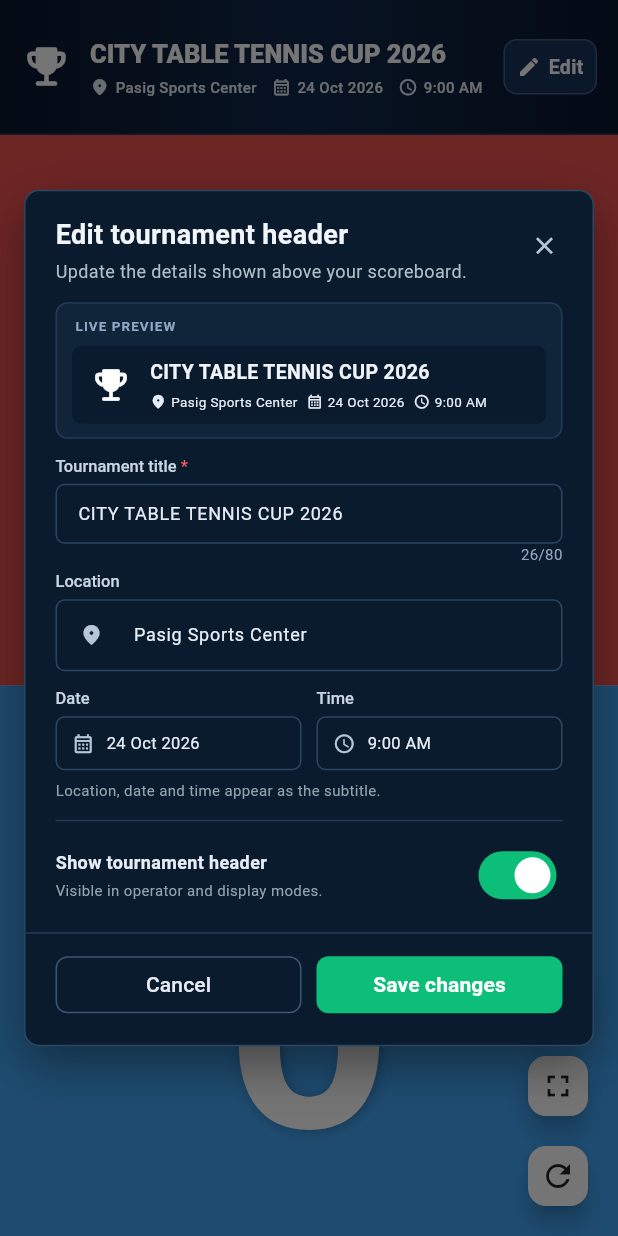
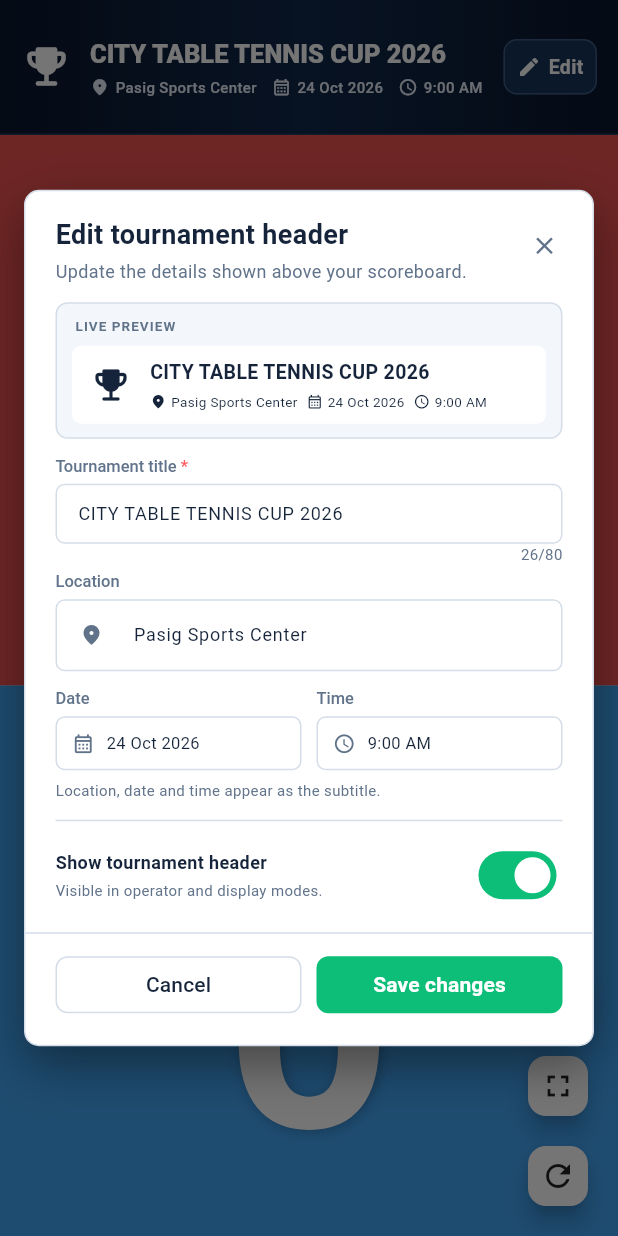
Before and after one commit to loubdelosreyesii/scoreboard, a Flutter app: the screen it shows after launch, after a tap on "Edit", on a phone screen of 412 x 824 dp. Run offline on Flutter 3.47's test engine with Material 3 defaults, Android fonts, the phone set to English and light mode, and no system bars; our stand-ins replace flutter_colorpicker, shared_preferences; missing offline and left inert: universal_html.

Commit message:
style(theme): switch header editor and sport selection to light theme

```diff
--- a/lib/theme/scoreboard_theme.dart
+++ b/lib/theme/scoreboard_theme.dart
@@ -7,9 +7,10 @@ const LinearGradient scoreboardBackgroundGradient = LinearGradient(
 );
 
 const Color scoreboardBackgroundBorderColor = Color(0xFF243B5C);
-const Color scoreboardDialogBackgroundColor = Color(0xFF0B1B2E);
-const Color scoreboardDialogSurfaceColor = Color(0xFF10243A);
-const Color scoreboardDialogBorderColor = Color(0xFF294663);
-const Color scoreboardDialogTextColor = Color(0xFFE7EDF7);
-const Color scoreboardDialogMutedTextColor = Color(0xFF91A4BC);
+const Color scoreboardDialogBackgroundColor = Color(0xFFFFFFFF);
+const Color scoreboardDialogSurfaceColor = Color(0xFFF3F6FA);
+const Color scoreboardDialogBorderColor = Color(0xFFD5DDE8);
+const Color scoreboardDialogTextColor = Color(0xFF15243A);
+const Color scoreboardDialogMutedTextColor = Color(0xFF61738A);
+const Color scoreboardHeaderTextColor = Color(0xFFE7EDF7);
 const Color scoreboardAccentColor = Color(0xFF0CBE78);
--- a/lib/widgets/sport_selection_sheet.dart
+++ b/lib/widgets/sport_selection_sheet.dart
@@ -56,10 +56,8 @@ class _SportSelectionSheetState extends State<SportSelectionSheet> {
     return SafeArea(
       child: Container(
         decoration: const BoxDecoration(
-          gradient: scoreboardBackgroundGradient,
-          border: Border(
-            top: BorderSide(color: scoreboardBackgroundBorderColor),
-          ),
+          color: scoreboardDialogBackgroundColor,
+          border: Border(top: BorderSide(color: scoreboardDialogBorderColor)),
           borderRadius: BorderRadius.vertical(top: Radius.circular(16)),
         ),
         child: SingleChildScrollView(
@@ -72,7 +70,7 @@ class _SportSelectionSheetState extends State<SportSelectionSheet> {
                   width: 36,
                   height: 4,
                   decoration: BoxDecoration(
-                    color: const Color(0xFF91A4BC),
+                    color: scoreboardDialogBorderColor,
                     borderRadius: BorderRadius.circular(4),
                   ),
                 ),
@@ -109,7 +107,7 @@ class _SportSelectionSheetState extends State<SportSelectionSheet> {
                       icon: const Icon(
                         Icons.close,
                         size: 19,
-                        color: Color(0xFFB8C6D9),
+                        color: scoreboardDialogMutedTextColor,
                       ),
                     ),
                   ],
--- a/lib/widgets/title_header.dart
+++ b/lib/widgets/title_header.dart
@@ -68,12 +68,12 @@ class _TitleHeaderState extends State<TitleHeader> {
     return Row(
       mainAxisSize: MainAxisSize.min,
       children: [
-        Icon(icon, size: compact ? 13 : 17, color: scoreboardDialogTextColor),
+        Icon(icon, size: compact ? 13 : 17, color: scoreboardHeaderTextColor),
         SizedBox(width: compact ? 4 : 7),
         Text(
           text,
           style: TextStyle(
-            color: scoreboardDialogTextColor,
+            color: scoreboardHeaderTextColor,
             fontSize: compact ? 10 : 15,
             fontWeight: FontWeight.w500,
           ),
@@ -114,7 +114,7 @@ class _TitleHeaderState extends State<TitleHeader> {
         const SizedBox(width: 12),
         const Text(
           '•',
-          style: TextStyle(color: scoreboardDialogTextColor, fontSize: 15),
+          style: TextStyle(color: scoreboardHeaderTextColor, fontSize: 15),
         ),
         const SizedBox(width: 12),
         metadata[_venue.isEmpty ? 1 : 2],
@@ -333,7 +333,7 @@ class _TitleHeaderEditDialogState extends State<_TitleHeaderEditDialog> {
                           const Text(
                             'Edit tournament header',
                             style: TextStyle(
-                              color: Color(0xFFF2F5FA),
+                              color: scoreboardDialogTextColor,
                               fontSize: 18,
                               fontWeight: FontWeight.w700,
                             ),
@@ -341,8 +341,8 @@ class _TitleHeaderEditDialogState extends State<_TitleHeaderEditDialog> {
                           const SizedBox(height: 3),
                           Text(
                             'Update the details shown above your scoreboard.',
-                            style: TextStyle(
-                              color: Colors.blueGrey.shade200,
+                            style: const TextStyle(
+                              color: scoreboardDialogMutedTextColor,
                               fontSize: 12,
                             ),
                           ),
@@ -356,7 +356,7 @@ class _TitleHeaderEditDialogState extends State<_TitleHeaderEditDialog> {
                       icon: const Icon(
                         Icons.close,
                         size: 19,
-                        color: Color(0xFFB8C6D9),
+                        color: scoreboardDialogMutedTextColor,
                       ),
                     ),
                   ],
@@ -408,8 +408,8 @@ class _TitleHeaderEditDialogState extends State<_TitleHeaderEditDialog> {
                       const SizedBox(height: 6),
                       Text(
                         'Location, date and time appear as the subtitle.',
-                        style: TextStyle(
-                          color: Colors.blueGrey.shade300,
+                        style: const TextStyle(
+                          color: scoreboardDialogMutedTextColor,
                           fontSize: 10,
                         ),
                       ),
@@ -424,14 +424,17 @@ class _TitleHeaderEditDialogState extends State<_TitleHeaderEditDialog> {
                         ),
                       ],
                       const SizedBox(height: 13),
-                      const Divider(color: Color(0xFF243B54), height: 1),
+                      const Divider(
+                        color: scoreboardDialogBorderColor,
+                        height: 1,
+                      ),
                       const SizedBox(height: 12),
                       _buildVisibilityToggle(),
                     ],
                   ),
                 ),
               ),
-              const Divider(color: Color(0xFF243B54), height: 1),
+              const Divider(color: scoreboardDialogBorderColor, height: 1),
               Padding(
                 padding: const EdgeInsets.fromLTRB(20, 10, 20, 16),
                 child: Row(
@@ -440,8 +443,10 @@ class _TitleHeaderEditDialogState extends State<_TitleHeaderEditDialog> {
                       child: OutlinedButton(
                         onPressed: () => Navigator.pop(context),
                         style: OutlinedButton.styleFrom(
-                          foregroundColor: const Color(0xFFE5ECF5),
-                          side: const BorderSide(color: Color(0xFF385675)),
+                          foregroundColor: scoreboardDialogTextColor,
+                          side: const BorderSide(
+                            color: scoreboardDialogBorderColor,
+                          ),
                           minimumSize: const Size.fromHeight(38),
                           shape: RoundedRectangleBorder(
                             borderRadius: BorderRadius.circular(8),
@@ -485,7 +490,7 @@ class _TitleHeaderEditDialogState extends State<_TitleHeaderEditDialog> {
       decoration: BoxDecoration(
         color: scoreboardDialogSurfaceColor,
         borderRadius: BorderRadius.circular(8),
-        border: Border.all(color: const Color(0xFF203B59)),
+        border: Border.all(color: scoreboardDialogBorderColor),
       ),
       child: Column(
         crossAxisAlignment: CrossAxisAlignment.start,
@@ -495,7 +500,7 @@ class _TitleHeaderEditDialogState extends State<_TitleHeaderEditDialog> {
             child: Text(
               'LIVE PREVIEW',
               style: TextStyle(
-                color: Color(0xFF91A9C6),
+                color: scoreboardDialogMutedTextColor,
                 fontSize: 9,
                 fontWeight: FontWeight.w600,
                 letterSpacing: 0.7,
@@ -512,7 +517,7 @@ class _TitleHeaderEditDialogState extends State<_TitleHeaderEditDialog> {
               children: [
                 const Icon(
                   Icons.emoji_events_rounded,
-                  color: Colors.white,
+                  color: scoreboardDialogTextColor,
                   size: 28,
                 ),
                 const SizedBox(width: 12),
@@ -527,7 +532,7 @@ class _TitleHeaderEditDialogState extends State<_TitleHeaderEditDialog> {
                         maxLines: 1,
                         overflow: TextOverflow.ellipsis,
                         style: const TextStyle(
-                          color: Color(0xFFF0F3F8),
+                          color: scoreboardDialogTextColor,
                           fontSize: 13,
                           fontWeight: FontWeight.w700,
                         ),
@@ -615,7 +620,7 @@ class _TitleHeaderEditDialogState extends State<_TitleHeaderEditDialog> {
             prefixIcon: const Icon(
               Icons.location_on_rounded,
               size: 16,
-              color: Color(0xFFB8C6D9),
+              color: scoreboardDialogMutedTextColor,
             ),
           ),
         ),
@@ -637,7 +642,7 @@ class _TitleHeaderEditDialogState extends State<_TitleHeaderEditDialog> {
       ),
       focusedBorder: OutlineInputBorder(
         borderRadius: BorderRadius.circular(6),
-        borderSide: const BorderSide(color: Color(0xFF4E83B5)),
+        borderSide: const BorderSide(color: Color(0xFF4F86C6)),
       ),
     );
   }
@@ -668,7 +673,7 @@ class _TitleHeaderEditDialogState extends State<_TitleHeaderEditDialog> {
               ),
               child: Row(
                 children: [
-                  Icon(icon, size: 15, color: const Color(0xFFB8C6D9)),
+                  Icon(icon, size: 15, color: scoreboardDialogMutedTextColor),
                   const SizedBox(width: 8),
                   Expanded(
                     child: Text(
@@ -707,7 +712,10 @@ class _TitleHeaderEditDialogState extends State<_TitleHeaderEditDialog> {
               const SizedBox(height: 3),
               Text(
                 'Visible in operator and display modes.',
-                style: TextStyle(color: Colors.blueGrey.shade300, fontSize: 10),
+                style: const TextStyle(
+                  color: scoreboardDialogMutedTextColor,
+                  fontSize: 10,
+                ),
               ),
             ],
           ),
@@ -717,7 +725,7 @@ class _TitleHeaderEditDialogState extends State<_TitleHeaderEditDialog> {
           activeThumbColor: Colors.white,
           activeTrackColor: scoreboardAccentColor,
           inactiveThumbColor: Colors.white,
-          inactiveTrackColor: const Color(0xFF52657A),
+          inactiveTrackColor: const Color(0xFFD5DDE8),
           onChanged: (show) => setState(() => _showHeader = show),
         ),
       ],
@@ -773,7 +781,7 @@ class _EditFieldLabel extends StatelessWidget {
     return RichText(
       text: TextSpan(
         style: const TextStyle(
-          color: Color(0xFFCBD6E4),
+          color: scoreboardDialogMutedTextColor,
           fontSize: 11,
           fontWeight: FontWeight.w500,
         ),
```
